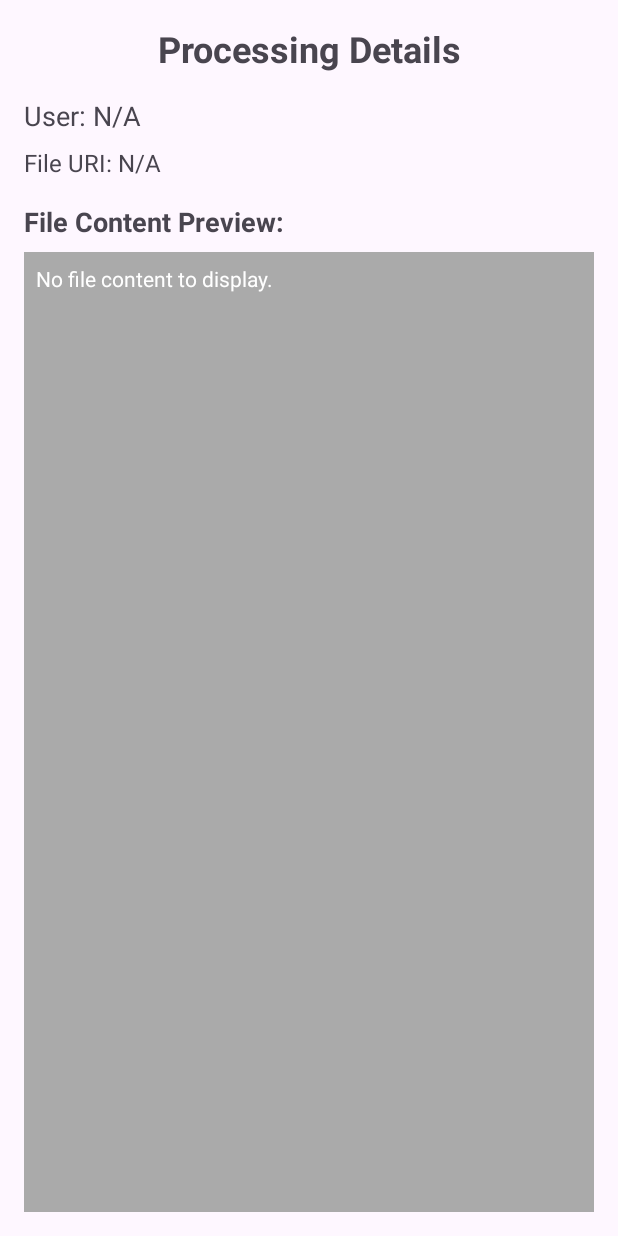
After one commit to Emperor-Trillion/TTS-Tool, an Android app: the ProcessingActivity screen opened directly, with no data from a screen before it, on a phone screen of 412 x 824 dp. The commit adds this screen. Run offline under Robolectric (Android 15) with nearby library versions, the light colour scheme and no system bars; Roboto replaces fonts that are not available here.

Commit message:
Second Commit - Remaining Last Activity that actually enables recording, saving and organization of files.

```diff
--- /dev/null
+++ b/app/src/main/java/com/example/tts_tool/ProcessingActivity.java
@@ -0,0 +1,73 @@
+package com.example.tts_tool;
+
+import android.net.Uri;
+import android.os.Bundle;
+import android.util.Log;
+import android.widget.TextView;
+import android.widget.Toast;
+
+import androidx.appcompat.app.AppCompatActivity;
+
+import java.io.BufferedReader;
+import java.io.InputStream;
+import java.io.InputStreamReader;
+import java.util.Objects;
+
+public class ProcessingActivity extends AppCompatActivity {
+
+    private TextView usernameTextView;
+    private TextView fileUriTextView;
+    private TextView fileContentTextView; // To display file content for testing
+
+    @Override
+    protected void onCreate(Bundle savedInstanceState) {
+        super.onCreate(savedInstanceState);
+        setContentView(R.layout.activity_processing); // Set the layout for this activity
+
+        usernameTextView = findViewById(R.id.username_display_text_view);
+        fileUriTextView = findViewById(R.id.file_uri_display_text_view);
+        fileContentTextView = findViewById(R.id.file_content_text_view);
+
+        // Retrieve data from the Intent
+        String username = getIntent().getStringExtra("username");
+        Uri fileUri = getIntent().getData(); // File URI is passed as Intent data
+
+        if (username != null) {
+            usernameTextView.setText("User: " + username);
+        } else {
+            usernameTextView.setText("User: N/A");
+        }
+
+        if (fileUri != null) {
+            fileUriTextView.setText("File URI: " + fileUri.toString());
+            // Attempt to read and display file content
+            readFileContent(fileUri);
+        } else {
+            fileUriTextView.setText("File URI: N/A");
+            fileContentTextView.setText("No file content to display.");
+        }
+    }
+
+    /**
+     * Reads the content of the selected text file and displays it.
+     * In a real TTS app, you would pass this content to your TTS engine.
+     * @param uri The URI of the text file.
+     */
+    private void readFileContent(Uri uri) {
+        StringBuilder stringBuilder = new StringBuilder();
+        try (InputStream inputStream = getContentResolver().openInputStream(uri);
+             BufferedReader reader = new BufferedReader(new InputStreamReader(Objects.requireNonNull(inputStream)))) {
+            String line;
+            while ((line = reader.readLine()) != null) {
+                stringBuilder.append(line).append("\n");
+            }
+            fileContentTextView.setText(stringBuilder.toString());
+            Toast.makeText(this, "File loaded successfully!", Toast.LENGTH_SHORT).show();
+            // TODO: Here you would integrate your TTS engine to speak stringBuilder.toString()
+        } catch (Exception e) {
+            Log.e("ProcessingActivity", "Error reading file content: " + e.getMessage(), e);
+            fileContentTextView.setText("Error reading file: " + e.getMessage());
+            Toast.makeText(this, "Failed to read file content.", Toast.LENGTH_LONG).show();
+        }
+    }
+}
--- /dev/null
+++ b/app/src/main/res/drawable/rounded_dialog_background.xml
@@ -0,0 +1,5 @@
+<?xml version="1.0" encoding="utf-8"?>
+<shape xmlns:android="http://schemas.android.com/apk/res/android">
+    <solid android:color="@android:color/white" />
+    <corners android:radius="16dp" />
+</shape>
--- a/app/src/main/res/layout/activity_explore_page.xml
+++ b/app/src/main/res/layout/activity_explore_page.xml
@@ -29,8 +29,8 @@
 
     <androidx.recyclerview.widget.RecyclerView
         android:id="@+id/file_list_recycler_view"
-        android:layout_width="379dp"
-        android:layout_height="665dp"
+        android:layout_width="389dp"
+        android:layout_height="664dp"
         android:longClickable="false"
         app:layout_constraintEnd_toEndOf="parent"
         app:layout_constraintStart_toStartOf="parent"
--- /dev/null
+++ b/app/src/main/res/layout/activity_processing.xml
@@ -0,0 +1,61 @@
+<?xml version="1.0" encoding="utf-8"?>
+<LinearLayout xmlns:android="http://schemas.android.com/apk/res/android"
+    xmlns:app="http://schemas.android.com/apk/res-auto"
+    xmlns:tools="http://schemas.android.com/tools"
+    android:id="@+id/main"
+    android:layout_width="match_parent"
+    android:layout_height="match_parent"
+    android:orientation="vertical"
+    android:padding="16dp"
+    tools:context=".ProcessingActivity">
+
+    <TextView
+        android:layout_width="match_parent"
+        android:layout_height="wrap_content"
+        android:text="Processing Details"
+        android:textSize="24sp"
+        android:textStyle="bold"
+        android:gravity="center_horizontal"
+        android:paddingBottom="16dp" />
+
+    <TextView
+        android:id="@+id/username_display_text_view"
+        android:layout_width="match_parent"
+        android:layout_height="wrap_content"
+        android:textSize="18sp"
+        android:paddingBottom="8dp"
+        android:text="User: " />
+
+    <TextView
+        android:id="@+id/file_uri_display_text_view"
+        android:layout_width="match_parent"
+        android:layout_height="wrap_content"
+        android:textSize="16sp"
+        android:paddingBottom="16dp"
+        android:text="File URI: " />
+
+    <TextView
+        android:layout_width="match_parent"
+        android:layout_height="wrap_content"
+        android:text="File Content Preview:"
+        android:textSize="18sp"
+        android:textStyle="bold"
+        android:paddingBottom="8dp" />
+
+    <ScrollView
+        android:layout_width="match_parent"
+        android:layout_height="0dp"
+        android:layout_weight="1"
+        android:background="@android:color/darker_gray"
+        android:padding="8dp">
+
+        <TextView
+            android:id="@+id/file_content_text_view"
+            android:layout_width="match_parent"
+            android:layout_height="wrap_content"
+            android:textSize="14sp"
+            android:textColor="@android:color/white"
+            android:text="Loading file content..." />
+    </ScrollView>
+
+</LinearLayout>
--- a/app/src/main/res/layout/list_item_file.xml
+++ b/app/src/main/res/layout/list_item_file.xml
@@ -4,6 +4,7 @@
     android:layout_height="wrap_content"
     android:orientation="horizontal"
     android:padding="8dp"
+    android:paddingStart="34dp"
     android:gravity="center_vertical">
 
     <ImageView
--- a/app/src/main/res/values-night/themes.xml
+++ b/app/src/main/res/values-night/themes.xml
@@ -1,6 +1,6 @@
 <resources xmlns:tools="http://schemas.android.com/tools">
     <!-- Base application theme. -->
-    <style name="Base.Theme.TTSTool" parent="Theme.Material3.DayNight.NoActionBar">
+    <style name="Base.Theme.TTSTool" parent="Theme.Material3.Light.NoActionBar">
         <!-- Customize your dark theme here. -->
         <!-- <item name="colorPrimary">@color/my_dark_primary</item> -->
     </style>
```
Also changed, not shown: app/src/main/AndroidManifest.xml (+11 -8 lines), app/src/main/java/com/example/tts_tool/ExploreActivityPage.java (+27 -14 lines), app/src/main/java/com/example/tts_tool/InputSelectionDialogFragment.java (added, +158 -0 lines), app/src/main/res/layout/dialog_input_selection.xml (added, +51 -0 lines).
